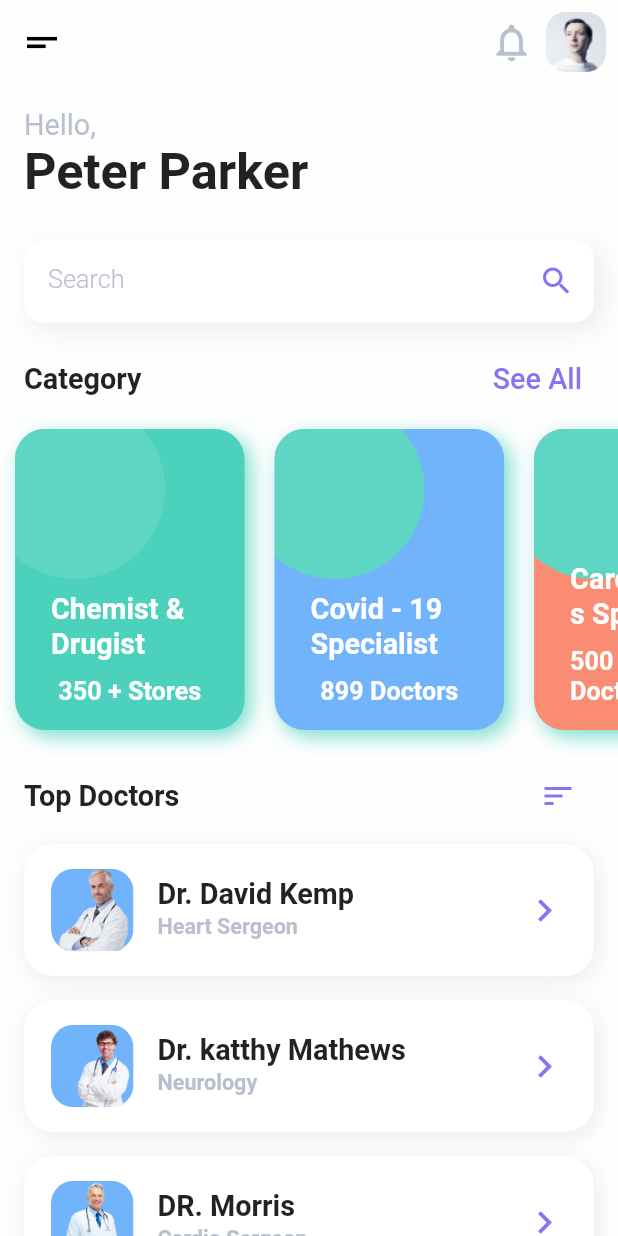
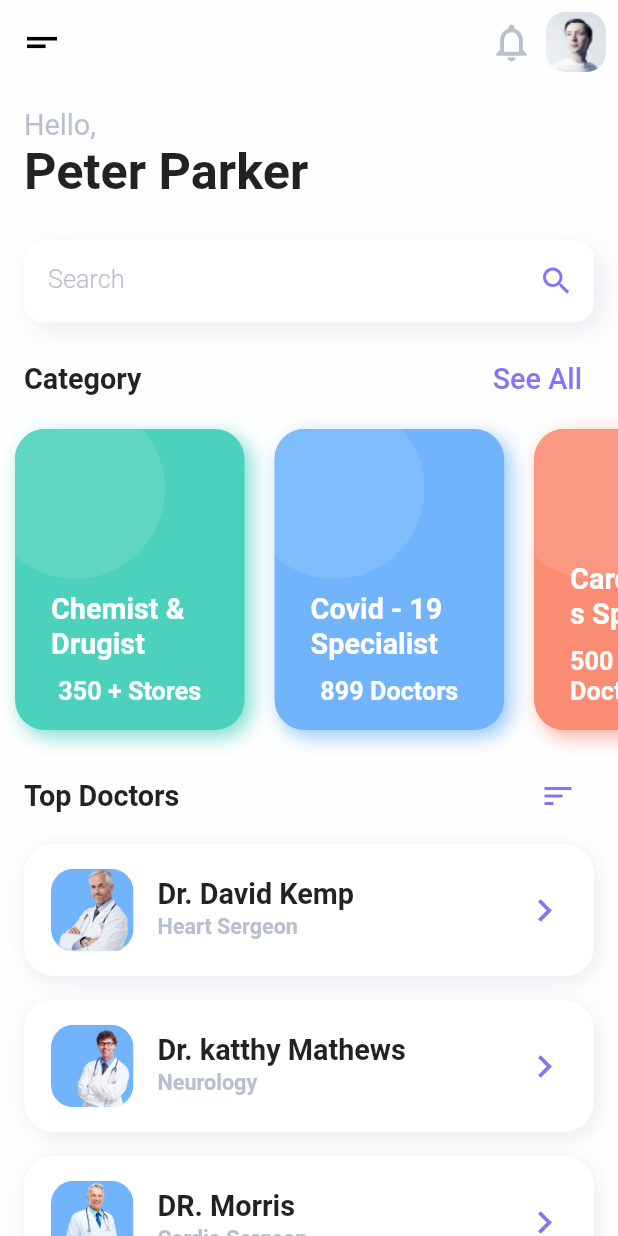
Before and after one commit to BST-Forked-Projects/flutter-healthcare, a Flutter app: the screen it shows after launch, on a phone screen of 412 x 824 dp. Run offline on Flutter 3.47's test engine with Material 2 defaults, Android fonts, the phone set to English and light mode, and no system bars.

Commit message:
fix cards colors

```diff
--- a/lib/src/pages/home_page.dart
+++ b/lib/src/pages/home_page.dart
@@ -19,9 +19,10 @@ class _HomePageState extends State<HomePage> {
   List<DoctorModel> doctorDataList;
   @override
   void initState() {
-    doctorDataList = doctorMapList.map((x)=> DoctorModel.fromJson(x)).toList();
+    doctorDataList = doctorMapList.map((x) => DoctorModel.fromJson(x)).toList();
     super.initState();
   }
+
   Widget _appBar() {
     return AppBar(
       elevation: 0,
@@ -120,15 +121,13 @@ class _HomePageState extends State<HomePage> {
               _categoryCard("Chemist & Drugist", "350 + Stores",
                   color: LightColor.green, lightColor: LightColor.lightGreen),
               _categoryCard("Covid - 19 Specialist", "899 Doctors",
-                  color: LightColor.skyBlue, lightColor: LightColor.lightGreen),
+                  color: LightColor.skyBlue, lightColor: LightColor.lightBlue),
               _categoryCard("Cardiologists Specialist", "500 + Doctors",
-                  color: LightColor.orange, lightColor: LightColor.lightGreen),
+                  color: LightColor.orange, lightColor: LightColor.lightOrange),
               _categoryCard("Dermatologist", "300 + Doctors",
                   color: LightColor.green, lightColor: LightColor.lightGreen),
               _categoryCard("General Surgeon", "500 + Doctors",
-                  color: LightColor.skyBlue, lightColor: LightColor.lightGreen)
-
-
+                  color: LightColor.skyBlue, lightColor: LightColor.lightBlue)
             ],
           ),
         ),
@@ -136,10 +135,11 @@ class _HomePageState extends State<HomePage> {
     );
   }
 
-  Widget _categoryCard(String title, String subtitle,{Color color, Color lightColor}) {
+  Widget _categoryCard(String title, String subtitle,
+      {Color color, Color lightColor}) {
     TextStyle titleStyle = TextStyles.title.bold.white;
     TextStyle subtitleStyle = TextStyles.body.bold.white;
-     if(AppTheme.fullWidth(context) < 392){
+    if (AppTheme.fullWidth(context) < 392) {
       titleStyle = TextStyles.body.bold.white;
       subtitleStyle = TextStyles.bodySm.bold.white;
     }
@@ -177,14 +177,9 @@ class _HomePageState extends State<HomePage> {
                   mainAxisAlignment: MainAxisAlignment.end,
                   children: <Widget>[
                     Flexible(
-                      child: Text(
-                        title,
-                        style: titleStyle
-                      ).hP8,
+                      child: Text(title, style: titleStyle).hP8,
                     ),
-                    SizedBox(
-                      height: 10,
-                    ),
+                    SizedBox(height: 10),
                     Flexible(
                       child: Text(
                         subtitle,
@@ -219,19 +214,18 @@ class _HomePageState extends State<HomePage> {
             ],
           ).hP16,
           getdoctorWidgetList()
-
-
         ],
       ),
     );
   }
-  Widget getdoctorWidgetList(){
+
+  Widget getdoctorWidgetList() {
     return Column(
-       children: doctorDataList.map((x){
-            return  _doctorTile(x);
-          }).toList()
-     );
+        children: doctorDataList.map((x) {
+      return _doctorTile(x);
+    }).toList());
   }
+
   Widget _doctorTile(DoctorModel model) {
     return Container(
       margin: EdgeInsets.symmetric(vertical: 8, horizontal: 16),
--- a/lib/src/theme/theme.dart
+++ b/lib/src/theme/theme.dart
@@ -2,44 +2,45 @@ import 'package:flutter/material.dart';
 
 import 'light_color.dart';
 
-
 class AppTheme {
   const AppTheme();
-  static ThemeData lightTheme = ThemeData(
+  static ThemeData lightTheme = ThemeData.light().copyWith(
     backgroundColor: LightColor.background,
     primaryColor: LightColor.purple,
     cardTheme: CardTheme(color: LightColor.background),
-    textTheme: TextTheme(display1: TextStyle(color: LightColor.black)),
     iconTheme: IconThemeData(color: LightColor.iconColor),
     bottomAppBarColor: LightColor.background,
     dividerColor: LightColor.grey,
-    primaryTextTheme: TextTheme(
-      body1: TextStyle(color:LightColor.titleTextColor)
-    )
   );
 
-  static TextStyle titleStyle = const TextStyle(color: LightColor.titleTextColor, fontSize: 16);
-  static TextStyle subTitleStyle = const TextStyle(color: LightColor.subTitleTextColor, fontSize: 12);
+  static TextStyle titleStyle =
+      const TextStyle(color: LightColor.titleTextColor, fontSize: 16);
+  static TextStyle subTitleStyle =
+      const TextStyle(color: LightColor.subTitleTextColor, fontSize: 12);
 
-  static TextStyle h1Style = const TextStyle(fontSize: 24, fontWeight: FontWeight.bold);
+  static TextStyle h1Style =
+      const TextStyle(fontSize: 24, fontWeight: FontWeight.bold);
   static TextStyle h2Style = const TextStyle(fontSize: 22);
   static TextStyle h3Style = const TextStyle(fontSize: 20);
   static TextStyle h4Style = const TextStyle(fontSize: 18);
   static TextStyle h5Style = const TextStyle(fontSize: 16);
   static TextStyle h6Style = const TextStyle(fontSize: 14);
 
-  static List<BoxShadow> shadow =  <BoxShadow>[
+  static List<BoxShadow> shadow = <BoxShadow>[
     BoxShadow(color: Color(0xfff8f8f8), blurRadius: 10, spreadRadius: 15),
   ];
 
+  static EdgeInsets padding =
+      const EdgeInsets.symmetric(horizontal: 20, vertical: 10);
+  static EdgeInsets hPadding = const EdgeInsets.symmetric(
+    horizontal: 10,
+  );
 
-  static EdgeInsets padding = const EdgeInsets.symmetric(horizontal: 20, vertical: 10);
-  static EdgeInsets hPadding = const EdgeInsets.symmetric(horizontal: 10,);
-
-  static double fullWidth(BuildContext context){
+  static double fullWidth(BuildContext context) {
     return MediaQuery.of(context).size.width;
   }
-  static double fullHeight(BuildContext context){
+
+  static double fullHeight(BuildContext context) {
     return MediaQuery.of(context).size.height;
   }
 }
```
Also changed, not shown: pubspec.lock. Lines whose indentation alone changed are shown as unchanged.
